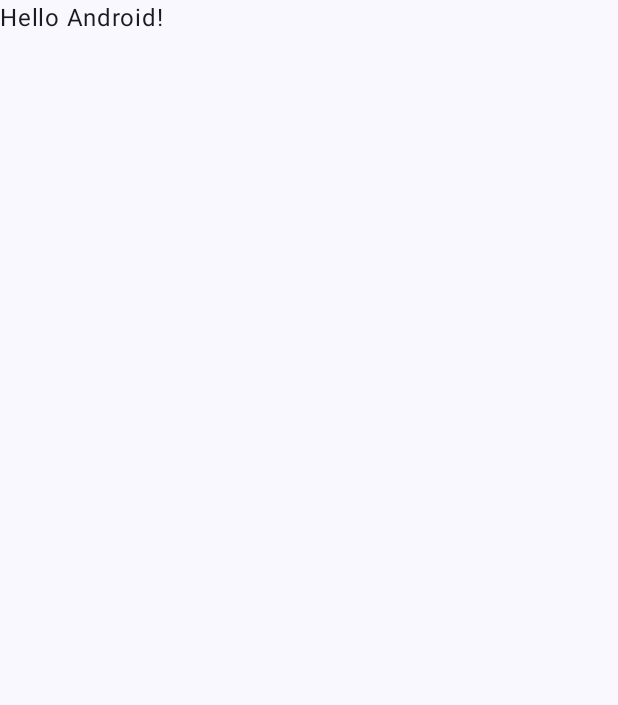
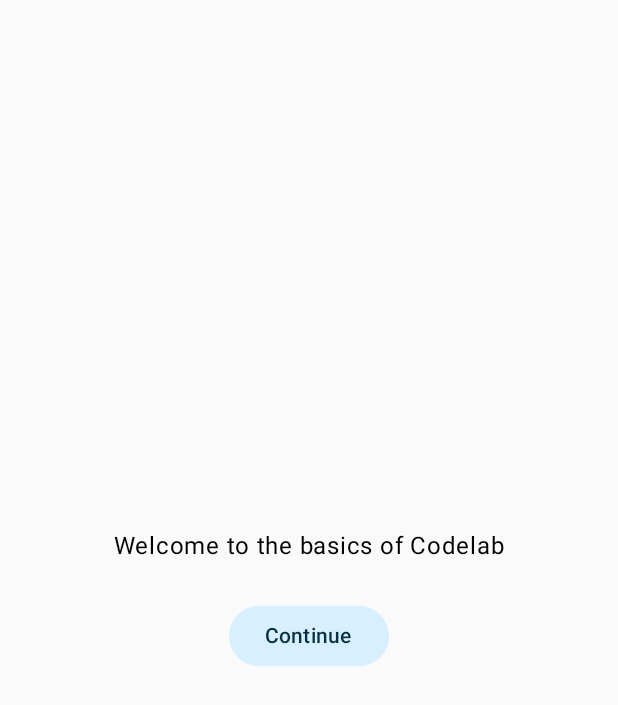
Before and after one commit to TehleelMir/Android-Compose-Learning-, an Android app built with Jetpack Compose: the screen it shows after launch (MainActivity), on a phone screen of 412 x 824 dp. Before the commit the part shown is almost empty. Shown: the top 705 px of the screen. Run offline under Robolectric (Android 15) with nearby library versions, the phone set to English and light mode, and no system bars.

Commit message:
Write your first compose app: done

```diff
--- a/other_app/app/build.gradle
+++ b/other_app/app/build.gradle
@@ -59,4 +59,5 @@ dependencies {
     androidTestImplementation "androidx.compose.ui:ui-test-junit4:$compose_version"
     debugImplementation "androidx.compose.ui:ui-tooling:$compose_version"
     debugImplementation "androidx.compose.ui:ui-test-manifest:$compose_version"
+    implementation "androidx.compose.material:material-icons-extended:$compose_version"
 }
--- a/other_app/app/src/main/java/com/example/basicscodelab/MainActivity.kt
+++ b/other_app/app/src/main/java/com/example/basicscodelab/MainActivity.kt
@@ -1,15 +1,28 @@
 package com.example.basicscodelab
 
+import android.content.res.Configuration.UI_MODE_NIGHT_YES
 import android.os.Bundle
 import androidx.activity.ComponentActivity
 import androidx.activity.compose.setContent
-import androidx.compose.foundation.layout.fillMaxSize
-import androidx.compose.material3.MaterialTheme
-import androidx.compose.material3.Surface
-import androidx.compose.material3.Text
+import androidx.compose.animation.animateContentSize
+import androidx.compose.animation.core.Spring
+import androidx.compose.animation.core.spring
+import androidx.compose.foundation.layout.*
+import androidx.compose.foundation.lazy.LazyColumn
+import androidx.compose.foundation.lazy.items
+import androidx.compose.material.icons.Icons
+import androidx.compose.material.icons.filled.ExpandLess
+import androidx.compose.material.icons.filled.ExpandMore
+import androidx.compose.material3.*
+import androidx.compose.runtime.*
 import androidx.compose.runtime.Composable
+import androidx.compose.runtime.saveable.rememberSaveable
+import androidx.compose.ui.Alignment
 import androidx.compose.ui.Modifier
+import androidx.compose.ui.res.stringResource
+import androidx.compose.ui.text.font.FontWeight
 import androidx.compose.ui.tooling.preview.Preview
+import androidx.compose.ui.unit.dp
 import com.example.basicscodelab.ui.theme.BasicsCodelabTheme
 
 class MainActivity : ComponentActivity() {
@@ -17,27 +30,183 @@ class MainActivity : ComponentActivity() {
         super.onCreate(savedInstanceState)
         setContent {
             BasicsCodelabTheme {
-                // A surface container using the 'background' color from the theme
-                Surface(
-                    modifier = Modifier.fillMaxSize(),
-                    color = MaterialTheme.colorScheme.background
-                ) {
-                    Greeting("Android")
-                }
+                MyApp(modifier = Modifier.fillMaxSize())
             }
         }
     }
 }
 
 @Composable
-fun Greeting(name: String) {
-    Text(text = "Hello $name!")
+private fun MyApp(
+    modifier: Modifier = Modifier
+) {
+    var shouldShowOnBoarding by rememberSaveable {
+        mutableStateOf(true)
+    }
+    if (shouldShowOnBoarding)
+        OnBoardingScreen(onContinueClicked = {
+            shouldShowOnBoarding = !shouldShowOnBoarding
+        })
+    else
+        Greetings()
 }
 
-@Preview(showBackground = true)
+@Preview(
+    showBackground = true,
+    widthDp = 320,
+    heightDp = 620
+)
+@Preview(
+    showBackground = true,
+    widthDp = 320,
+    heightDp = 620,
+    uiMode = UI_MODE_NIGHT_YES,
+    name = "Dark"
+)
 @Composable
 fun DefaultPreview() {
     BasicsCodelabTheme {
-        Greeting("Android")
+        MyApp(Modifier.fillMaxSize())
     }
 }
+
+@Composable
+private fun Greetings(
+    modifier: Modifier = Modifier,
+    names: List<String> = List(1000) { "$it" }
+) {
+    LazyColumn(modifier = modifier.padding(vertical = 4.dp)) {
+        items(items = names) { name ->
+            Greeting(name)
+        }
+    }
+}
+
+@Preview(
+    showBackground = true,
+    heightDp = 620,
+    widthDp = 320
+)
+@Preview(
+    showBackground = true,
+    widthDp = 320,
+    heightDp = 620,
+    uiMode = UI_MODE_NIGHT_YES,
+    name = "Dark"
+)
+@Composable
+private fun GreetingsPreview() {
+    BasicsCodelabTheme() {
+        Greetings()
+    }
+}
+
+@Composable
+private fun Greeting(name: String) {
+//    Card(
+//        colors = CardDefaults.cardColors(
+//            containerColor = MaterialTheme.colorScheme.primary
+//        ),
+//        modifier = Modifier.padding(vertical = 4.dp, horizontal = 8.dp)
+//    ) {
+//        CardContent(name)
+//    }
+    Surface(
+        color = MaterialTheme.colorScheme.primary,
+        modifier = Modifier.padding(vertical = 4.dp, horizontal = 8.dp)
+    ) {
+        CardContent(name = name)
+    }
+}
+
+@Composable
+fun CardContent(name: String) {
+    val expanded = rememberSaveable { mutableStateOf(false) }
+
+    Row(
+        modifier = Modifier
+            .padding(24.dp)
+            .animateContentSize(
+                animationSpec = spring(
+                    dampingRatio = Spring.DampingRatioMediumBouncy,
+                    stiffness = Spring.StiffnessLow
+                )
+            )
+    ) {
+        Column(
+            modifier =
+            Modifier
+                .weight(1f)
+                .padding(12.dp)
+        ) {
+            Text(text = "Hello,")
+            Text(
+                text = name, style = MaterialTheme.typography.headlineMedium
+                    .copy(
+                        fontWeight = FontWeight.ExtraBold
+                    )
+            )
+            if (expanded.value) {
+                Text(
+                    text = ("Composem ipsum color sit lazy, " +
+                            "padding theme elit, sed do bouncy. ").repeat(4)
+                )
+            }
+        }
+        IconButton(onClick = {
+            expanded.value = !expanded.value
+        }) {
+            Icon(
+                imageVector =
+                if (expanded.value)
+                    Icons.Filled.ExpandLess
+                else
+                    Icons.Default.ExpandMore,
+                contentDescription =
+                if (expanded.value)
+                    stringResource(R.string.show_less)
+                else
+                    stringResource(R.string.show_more)
+            )
+        }
+    }
+}
+
+@Composable
+fun OnBoardingScreen(
+    onContinueClicked: () -> Unit,
+    modifier: Modifier = Modifier
+) {
+    Column(
+        modifier = modifier.fillMaxSize(),
+        verticalArrangement = Arrangement.Center,
+        horizontalAlignment = Alignment.CenterHorizontally
+    ) {
+        Text("Welcome to the basics of Codelab")
+        Button(
+            modifier = Modifier.padding(vertical = 24.dp),
+            onClick = onContinueClicked
+        ) {
+            Text("Continue")
+        }
+    }
+}
+
+@Preview(
+    showBackground = true,
+    heightDp = 620,
+    widthDp = 320
+)
+@Preview(
+    showBackground = true,
+    widthDp = 320,
+    heightDp = 620,
+    uiMode = UI_MODE_NIGHT_YES,
+    name = "Dark"
+)
+@Composable
+fun OnBoardingPreview() {
+    BasicsCodelabTheme {
+        OnBoardingScreen(onContinueClicked = {})
+    }
+}
--- a/other_app/app/src/main/java/com/example/basicscodelab/ui/theme/Color.kt
+++ b/other_app/app/src/main/java/com/example/basicscodelab/ui/theme/Color.kt
@@ -9,3 +9,8 @@ val Pink80 = Color(0xFFEFB8C8)
 val Purple40 = Color(0xFF6650a4)
 val PurpleGrey40 = Color(0xFF625b71)
 val Pink40 = Color(0xFF7D5260)
+
+val Navy = Color(0xFF073042)
+val Blue = Color(0xFF4285F4)
+val LightBlue = Color(0xFFD7EFFE)
+val Chartreuse = Color(0xFFEFF7CF)
--- a/other_app/app/src/main/java/com/example/basicscodelab/ui/theme/Theme.kt
+++ b/other_app/app/src/main/java/com/example/basicscodelab/ui/theme/Theme.kt
@@ -10,21 +10,24 @@ import androidx.compose.material3.dynamicLightColorScheme
 import androidx.compose.material3.lightColorScheme
 import androidx.compose.runtime.Composable
 import androidx.compose.runtime.SideEffect
+import androidx.compose.ui.graphics.Color
 import androidx.compose.ui.graphics.toArgb
 import androidx.compose.ui.platform.LocalContext
 import androidx.compose.ui.platform.LocalView
 import androidx.core.view.ViewCompat
 
 private val DarkColorScheme = darkColorScheme(
-    primary = Purple80,
-    secondary = PurpleGrey80,
-    tertiary = Pink80
+    surface = Blue,
+    onSurface = Navy,
+    primary = Navy,
+    onPrimary = Chartreuse
 )
 
 private val LightColorScheme = lightColorScheme(
-    primary = Purple40,
-    secondary = PurpleGrey40,
-    tertiary = Pink40
+    surface = Blue,
+    onSurface = Color.White,
+    primary = LightBlue,
+    onPrimary = Navy
 
     /* Other default colors to override
     background = Color(0xFFFFFBFE),
@@ -41,7 +44,7 @@ private val LightColorScheme = lightColorScheme(
 fun BasicsCodelabTheme(
     darkTheme: Boolean = isSystemInDarkTheme(),
     // Dynamic color is available on Android 12+
-    dynamicColor: Boolean = true,
+    dynamicColor: Boolean = false,
     content: @Composable () -> Unit
 ) {
     val colorScheme = when {
--- a/other_app/app/src/main/res/values/strings.xml
+++ b/other_app/app/src/main/res/values/strings.xml
@@ -1,3 +1,5 @@
 <resources>
     <string name="app_name">BasicsCodelab</string>
+    <string name="show_less">Show Less</string>
+    <string name="show_more">Show More</string>
 </resources>
```
